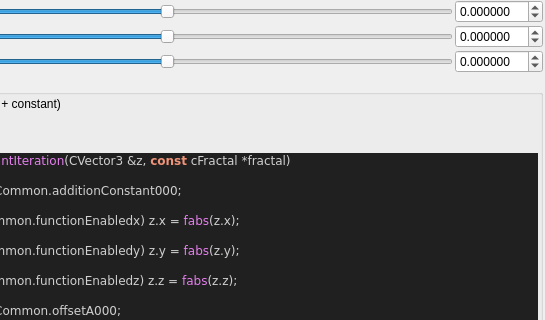
Above: mandelbulber2/formula/ui/fractal_transf_fabs_add_constant.ui from buddhi1980/mandelbulber2 before the change; both pictures show x 166 to 711 and y 103 to 423 of the 711 by 1005 pixel window. Below: the same form after it.
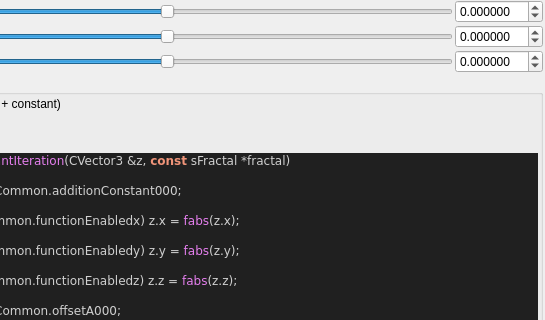
That is the form after the change. Custom widgets are drawn as their Qt base class.

What changed in the file:
```diff
--- a/mandelbulber2/formula/ui/fractal_transf_fabs_add_constant.ui
+++ b/mandelbulber2/formula/ui/fractal_transf_fabs_add_constant.ui
@@ -499,7 +499,7 @@
 &lt;/table&gt;
 &lt;h3&gt;Code&lt;/h3&gt;
 &lt;body style=&quot;background-color:#202020&quot;&gt;
-&lt;pre style=&quot;color:#d0d0d0; background-color:#202020;  font-family:'Courier New',monospace;&quot;&gt;&lt;span style=&quot;color:#f09479; font-weight:bold&quot;&gt;void&lt;/span&gt; &lt;span style=&quot;color:#e47eed&quot;&gt;TransfFabsAddConstantIteration&lt;/span&gt;&lt;span style=&quot;color:#d0d0d0&quot;&gt;(&lt;/span&gt;CVector3 &lt;span style=&quot;color:#d0d0d0&quot;&gt;&amp;amp;&lt;/span&gt;z&lt;span style=&quot;color:#d0d0d0&quot;&gt;,&lt;/span&gt; &lt;span style=&quot;color:#f09479; font-weight:bold&quot;&gt;const&lt;/span&gt; cFractal &lt;span style=&quot;color:#d0d0d0&quot;&gt;*&lt;/span&gt;fractal&lt;span style=&quot;color:#d0d0d0&quot;&gt;)&lt;/span&gt;
+&lt;pre style=&quot;color:#d0d0d0; background-color:#202020;  font-family:'Courier New',monospace;&quot;&gt;&lt;span style=&quot;color:#f09479; font-weight:bold&quot;&gt;void&lt;/span&gt; &lt;span style=&quot;color:#e47eed&quot;&gt;TransfFabsAddConstantIteration&lt;/span&gt;&lt;span style=&quot;color:#d0d0d0&quot;&gt;(&lt;/span&gt;CVector3 &lt;span style=&quot;color:#d0d0d0&quot;&gt;&amp;amp;&lt;/span&gt;z&lt;span style=&quot;color:#d0d0d0&quot;&gt;,&lt;/span&gt; &lt;span style=&quot;color:#f09479; font-weight:bold&quot;&gt;const&lt;/span&gt; sFractal &lt;span style=&quot;color:#d0d0d0&quot;&gt;*&lt;/span&gt;fractal&lt;span style=&quot;color:#d0d0d0&quot;&gt;)&lt;/span&gt;
 &lt;span style=&quot;color:#d0d0d0&quot;&gt;{&lt;/span&gt;
   z &lt;span style=&quot;color:#d0d0d0&quot;&gt;+=&lt;/span&gt; fractal&lt;span style=&quot;color:#d0d0d0&quot;&gt;-&amp;gt;&lt;/span&gt;transformCommon&lt;span style=&quot;color:#d0d0d0&quot;&gt;.&lt;/span&gt;additionConstant000&lt;span style=&quot;color:#d0d0d0&quot;&gt;;&lt;/span&gt;
 
```
